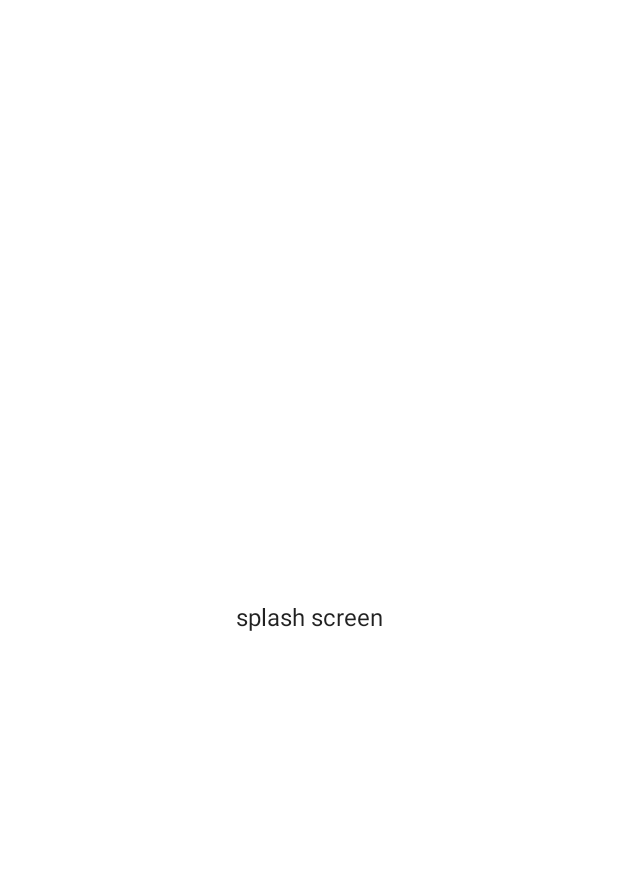
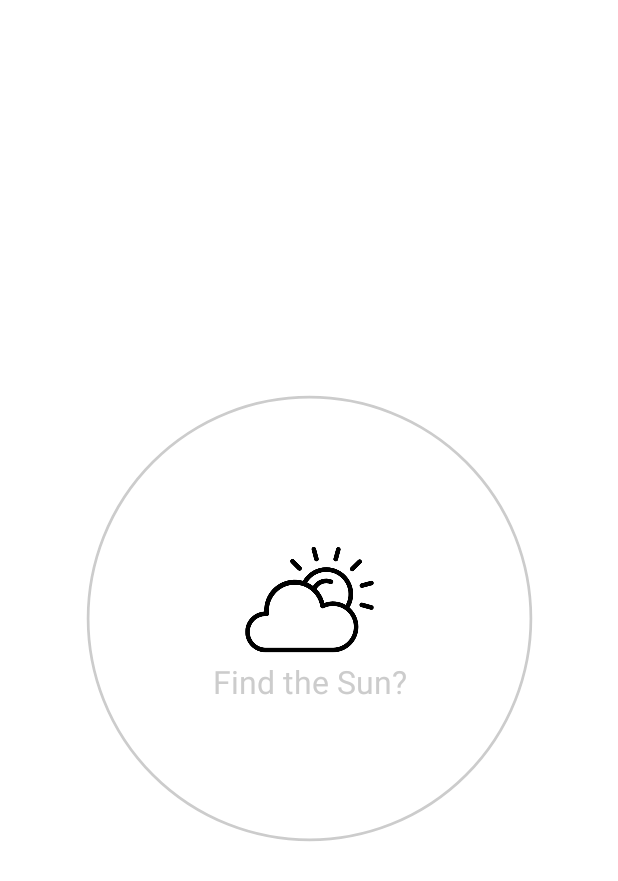
Before and after one commit to DizzyMelo/WeatherForecastApp, an Android app built with Jetpack Compose: the screen it shows after launch (MainActivity), on a phone screen of 412 x 824 dp. Before the commit the part shown is almost empty. Shown: the top 881 px of the screen. Run offline under Robolectric (Android 15) with nearby library versions, the phone set to English and light mode, and no system bars; our stand-ins replace Dagger/Hilt's generated code; 1 statement that could not run was skipped.

Commit message:
splash screen logo and animation implemented

```diff
--- a/app/src/main/java/com/study/weatherforecastapp/screens/SplashScreen.kt
+++ b/app/src/main/java/com/study/weatherforecastapp/screens/SplashScreen.kt
@@ -1,10 +1,78 @@
 package com.study.weatherforecastapp.screens
 
+import android.view.animation.OvershootInterpolator
+import androidx.compose.animation.core.Animatable
+import androidx.compose.animation.core.tween
+import androidx.compose.foundation.BorderStroke
+import androidx.compose.foundation.Image
+import androidx.compose.foundation.layout.*
+import androidx.compose.foundation.shape.CircleShape
+import androidx.compose.material.MaterialTheme
+import androidx.compose.material.Surface
 import androidx.compose.material.Text
 import androidx.compose.runtime.Composable
+import androidx.compose.runtime.LaunchedEffect
+import androidx.compose.runtime.remember
+import androidx.compose.ui.Alignment
+import androidx.compose.ui.Modifier
+import androidx.compose.ui.draw.scale
+import androidx.compose.ui.graphics.Color
+import androidx.compose.ui.layout.ContentScale
+import androidx.compose.ui.res.painterResource
+import androidx.compose.ui.unit.dp
 import androidx.navigation.NavController
+import com.study.weatherforecastapp.R
+import com.study.weatherforecastapp.navigation.AppScreens
+import kotlinx.coroutines.delay
 
 @Composable
 fun SplashScreen(navController: NavController) {
-    Text(text = "splash screen")
+    val scale = remember {
+        Animatable(initialValue = 0f)
+    }
+
+    LaunchedEffect(key1 = true, block = {
+        scale.animateTo(
+            targetValue = .9f,
+            animationSpec = tween(
+                durationMillis = 800,
+                easing = {
+                    OvershootInterpolator(2f).getInterpolation(it)
+                }
+            )
+        )
+        delay(timeMillis = 2000L)
+        navController.navigate(route = AppScreens.MainScreen.name)
+    })
+    Column(
+        modifier = Modifier.fillMaxSize(),
+        verticalArrangement = Arrangement.Center,
+        horizontalAlignment = Alignment.CenterHorizontally
+    ) {
+        Surface(
+            modifier = Modifier
+                .padding(15.dp)
+                .size(330.dp)
+                .scale(scale = scale.value),
+            shape = CircleShape,
+            border = BorderStroke(width = 2.dp, color = Color.LightGray)
+        ) {
+            Column(
+                verticalArrangement = Arrangement.Center,
+                horizontalAlignment = Alignment.CenterHorizontally
+            ) {
+                Image(
+                    painter = painterResource(id = R.drawable.sun),
+                    contentDescription = "Sun Icon",
+                    modifier = Modifier.size(95.dp),
+                    contentScale = ContentScale.Fit
+                )
+                Text(
+                    text = "Find the Sun?",
+                    style = MaterialTheme.typography.h5,
+                    color = Color.LightGray
+                )
+            }
+        }
+    }
 }
```
